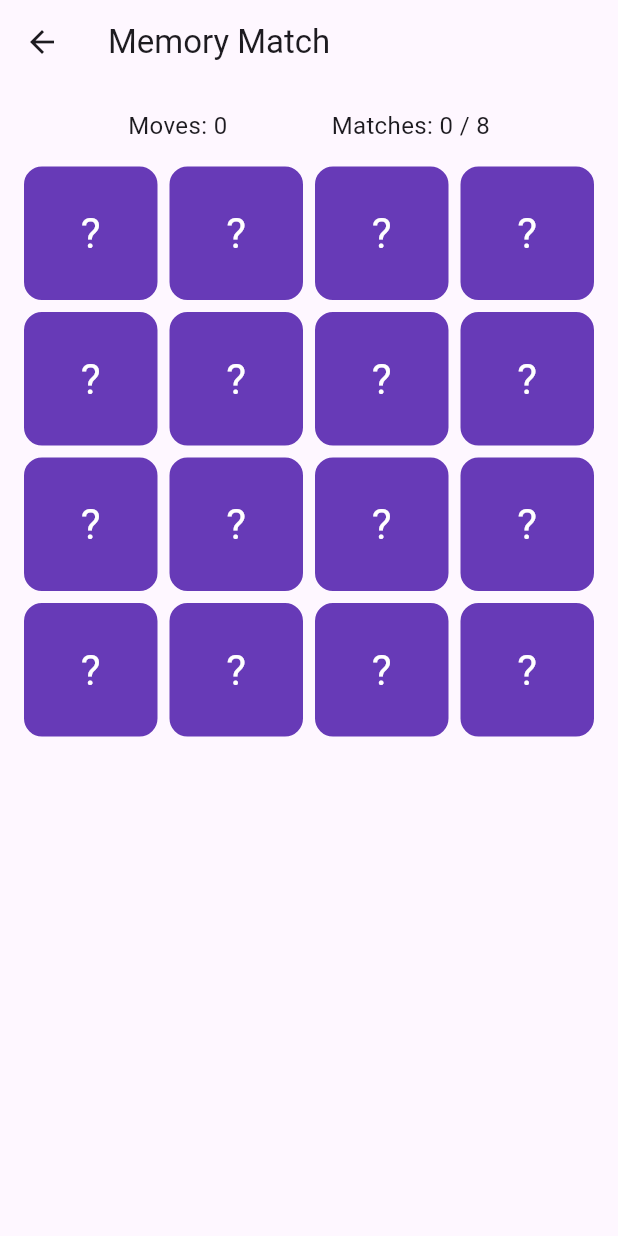
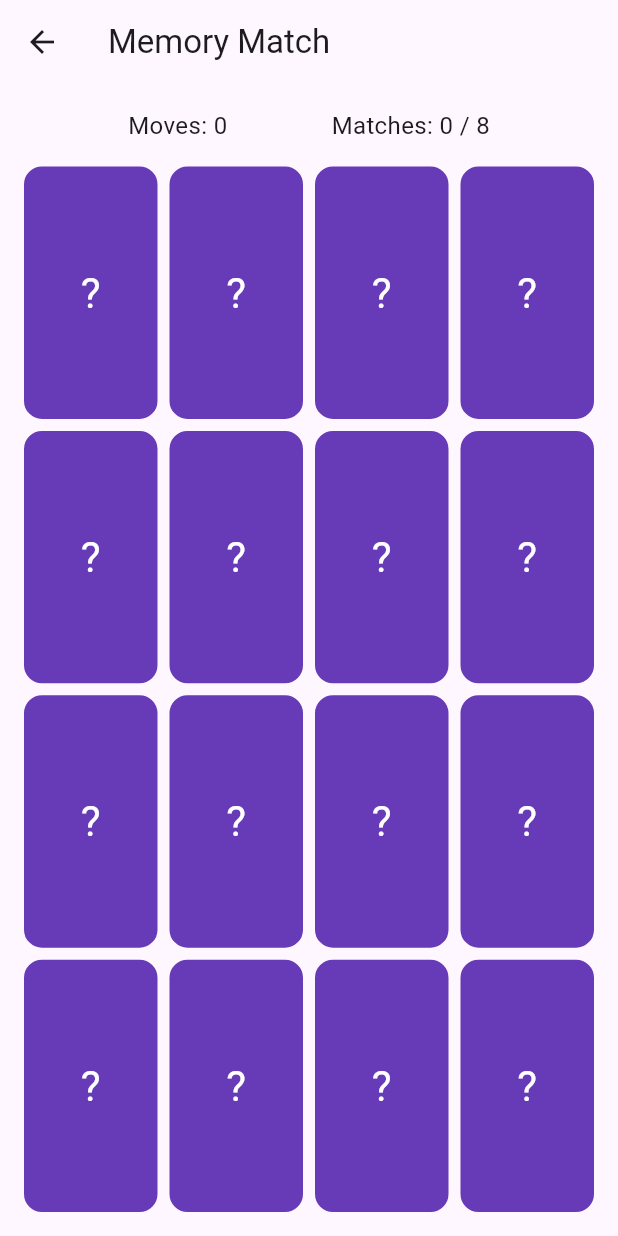
Before and after one commit to brit-dotcom/GWC-Project-7, a Flutter app: the MemoryMatchScreen screen opened directly with empty values, on a phone screen of 412 x 824 dp. Run offline on Flutter 3.47's test engine with Material 3 defaults, Android fonts, the light colour scheme and no system bars; our stand-ins replace cloud_firestore, firebase_auth, firebase_core, google_fonts; accounts and stored records are empty.

Commit message:
Edited memory match game to fit entire grid in the screen

```diff
--- a/lib/screens/memory_match_screen.dart
+++ b/lib/screens/memory_match_screen.dart
@@ -205,13 +205,25 @@ class _MemoryMatchScreenState extends State<MemoryMatchScreen> {
             ),
             const SizedBox(height: 16),
 
-            // 4x4 card grid
+            // 4x4 card grid — LayoutBuilder measures the exact space
+            // available so the aspect ratio is calculated dynamically,
+            // ensuring all 16 cards fit on screen without any scrolling.
             Expanded(
-              child: GridView.builder(
-                gridDelegate: const SliverGridDelegateWithFixedCrossAxisCount(
-                  crossAxisCount: 4,
-                  crossAxisSpacing: 8,
-                  mainAxisSpacing: 8,
+              child: LayoutBuilder(
+                builder: (context, constraints) {
+                  const spacing = 8.0;
+                  const columns = 4;
+                  const rows    = 4;
+                  final cardW = (constraints.maxWidth  - spacing * (columns - 1)) / columns;
+                  final cardH = (constraints.maxHeight - spacing * (rows    - 1)) / rows;
+
+                  return GridView.builder(
+                    physics: const NeverScrollableScrollPhysics(),
+                    gridDelegate: SliverGridDelegateWithFixedCrossAxisCount(
+                      crossAxisCount: columns,
+                      crossAxisSpacing: spacing,
+                      mainAxisSpacing: spacing,
+                      childAspectRatio: cardW / cardH,
                     ),
                     itemCount: 16,
                     itemBuilder: (context, index) {
@@ -221,7 +233,6 @@ class _MemoryMatchScreenState extends State<MemoryMatchScreen> {
                         child: AnimatedContainer(
                           duration: const Duration(milliseconds: 300),
                           decoration: BoxDecoration(
-                        // Green if matched, purple if flipped, grey if hidden
                             color: matched[index]
                                 ? Colors.green.shade100
                                 : isFlipped
@@ -237,7 +248,6 @@ class _MemoryMatchScreenState extends State<MemoryMatchScreen> {
                           ),
                           child: Center(
                             child: Text(
-                          // Show emoji if flipped, question mark if hidden
                               isFlipped ? cards[index] : '?',
                               style: TextStyle(
                                 fontSize: 28,
@@ -248,6 +258,8 @@ class _MemoryMatchScreenState extends State<MemoryMatchScreen> {
                         ),
                       );
                     },
+                  );
+                },
               ),
             ),
           ],
```
Lines whose indentation alone changed are shown as unchanged.
